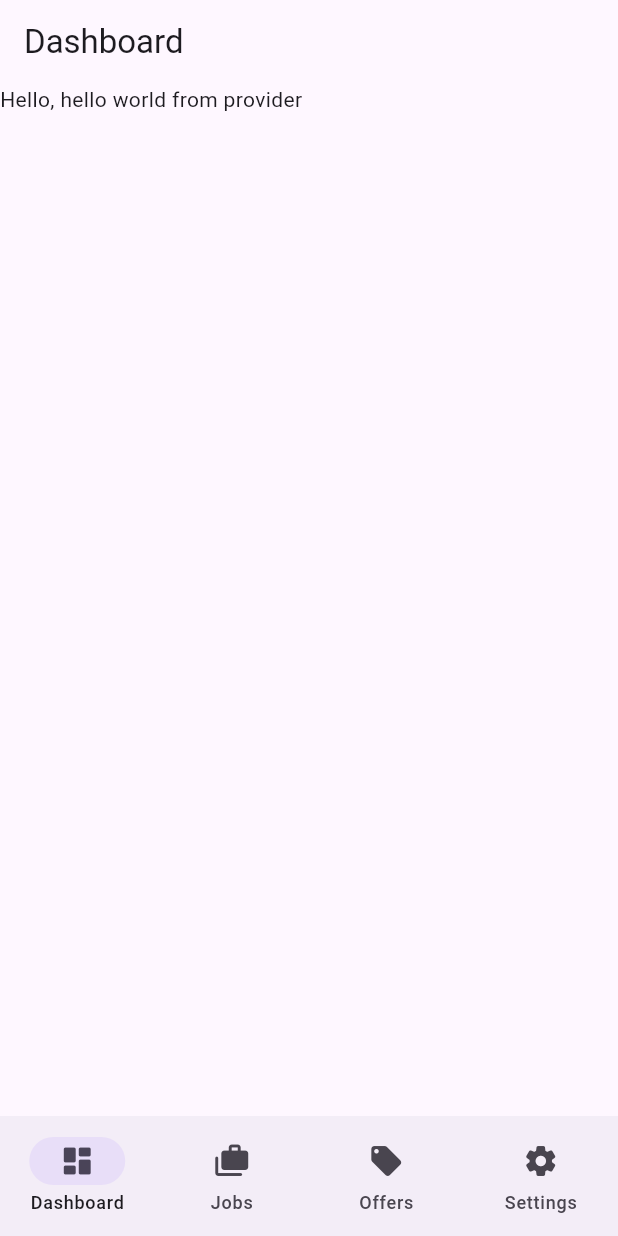
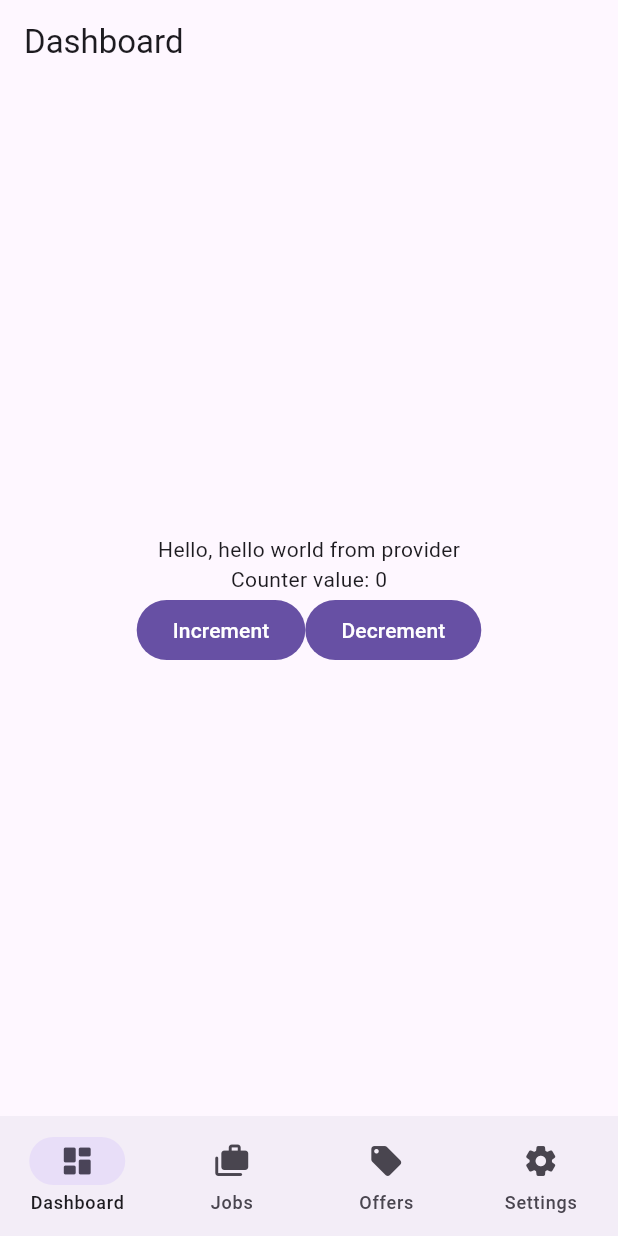
Before and after one commit to unitip/mobile, a Flutter app: the screen it shows after launch, on a phone screen of 412 x 824 dp. Run offline on Flutter 3.47's test engine with Material 3 defaults, Android fonts, the phone set to English and light mode, and no system bars; our stand-ins replace auto_route, hooks_riverpod, riverpod_annotation; generated files the repository leaves out were written again.

Commit message:
feat: test counter state

```diff
--- a/lib/presentation/pages/home/subpages/dashboard.dart
+++ b/lib/presentation/pages/home/subpages/dashboard.dart
@@ -2,6 +2,7 @@ import 'package:auto_route/auto_route.dart';
 import 'package:flutter/material.dart';
 import 'package:hooks_riverpod/hooks_riverpod.dart';
 import 'package:unitip/core/providers/provider.dart';
+import 'package:unitip/presentation/stores/counter.dart';
 
 @RoutePage()
 class HomeDashboardScreen extends HookConsumerWidget {
@@ -9,15 +10,36 @@ class HomeDashboardScreen extends HookConsumerWidget {
   @override
   Widget build(BuildContext context, WidgetRef ref) {
     final helloWorld = ref.read(helloWorldProvider);
+    final counter = ref.watch(counterProvider);
 
     return Scaffold(
       appBar: AppBar(
         title: Text('Dashboard'),
       ),
-      body: Column(
-        children: [
-          Text('Hello, $helloWorld'),
-        ],
+      body: Center(
+        child: Column(
+          crossAxisAlignment: CrossAxisAlignment.center,
+          mainAxisAlignment: MainAxisAlignment.center,
+          children: [
+            Text('Hello, $helloWorld'),
+            Text('Counter value: $counter'),
+            Row(
+              mainAxisAlignment: MainAxisAlignment.center,
+              children: [
+                FilledButton(
+                  onPressed: () =>
+                      ref.read(counterProvider.notifier).increment(),
+                  child: Text('Increment'),
+                ),
+                FilledButton(
+                  onPressed: () =>
+                      ref.read(counterProvider.notifier).decrement(),
+                  child: Text('Decrement'),
+                ),
+              ],
+            )
+          ],
+        ),
       ),
     );
   }
--- a/lib/presentation/pages/home/subpages/jobs.dart
+++ b/lib/presentation/pages/home/subpages/jobs.dart
@@ -1,16 +1,25 @@
 import 'package:auto_route/auto_route.dart';
 import 'package:flutter/material.dart';
 import 'package:hooks_riverpod/hooks_riverpod.dart';
+import 'package:unitip/presentation/stores/counter.dart';
 
 @RoutePage()
 class HomeJobsScreen extends HookConsumerWidget {
   const HomeJobsScreen({super.key});
   @override
   Widget build(BuildContext context, WidgetRef ref) {
+    final counter = ref.watch(counterProvider);
+
     return Scaffold(
       appBar: AppBar(
         title: Text('Jobs'),
       ),
+      body: Center(
+        child: Text(
+          'Counter value: $counter',
+          style: Theme.of(context).textTheme.titleLarge,
+        ),
+      ),
     );
   }
 }
--- /dev/null
+++ b/lib/presentation/stores/counter.dart
@@ -0,0 +1,12 @@
+import 'package:riverpod_annotation/riverpod_annotation.dart';
+
+part 'counter.g.dart';
+
+@riverpod
+class Counter extends _$Counter {
+  @override
+  int build() => 0;
+
+  void increment() => state++;
+  void decrement() => state--;
+}
```
Also changed, not shown: lib/presentation/stores/counter.g.dart (added).
